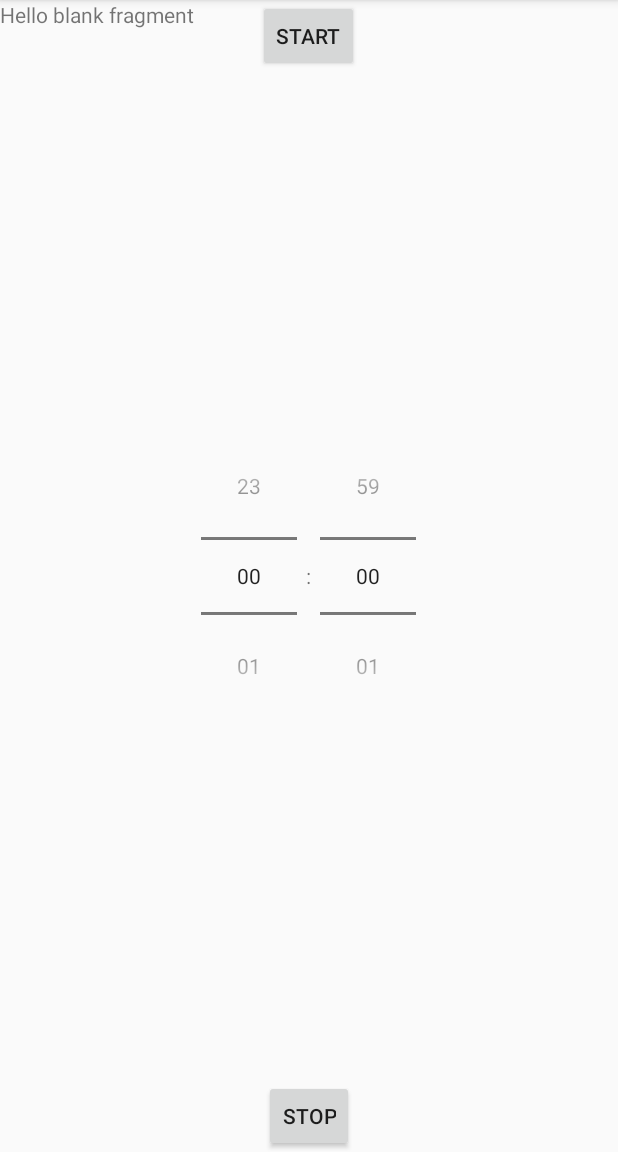
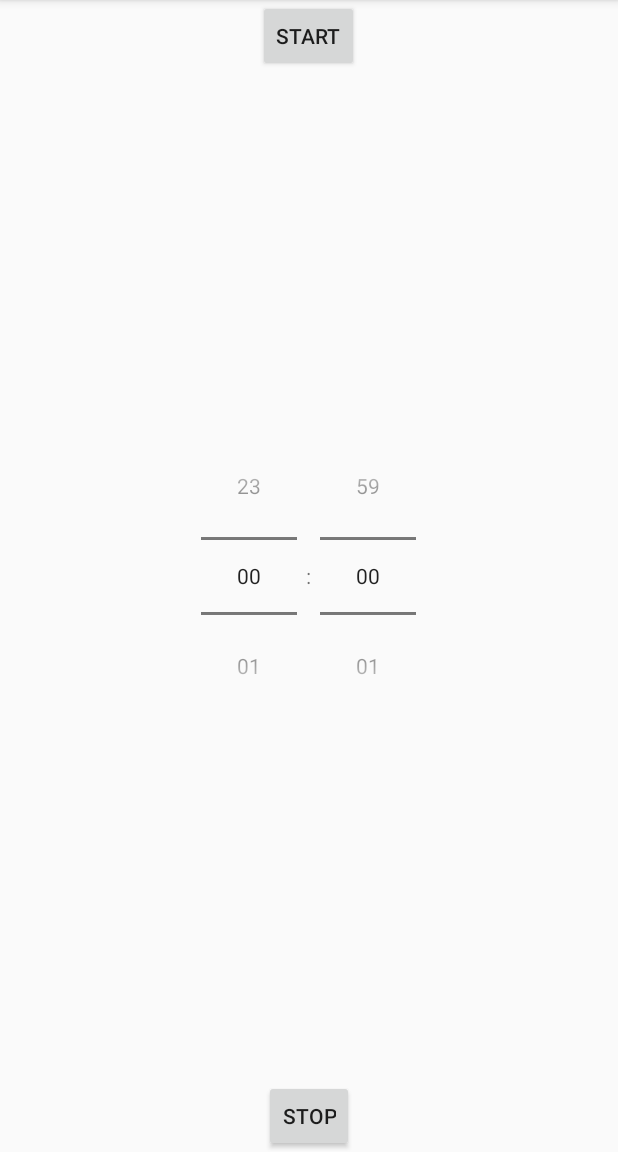
Before and after one commit to RishiBaijal/DHCS_project, an Android app: the fragment ZenFragment shown on its own in the app's theme, on a phone screen of 412 x 824 dp, the part 84-1236 px from its top. Run offline under Robolectric (Android 15) with nearby library versions, the phone set to English and light mode, and no system bars.

Commit message:
Final working app before "Tracked apps section"

```diff
--- a/Android/Focus/app/src/main/java/in/ac/iiitd/dhcs/focus/MainTabs/ProductivityFragment.java
+++ b/Android/Focus/app/src/main/java/in/ac/iiitd/dhcs/focus/MainTabs/ProductivityFragment.java
@@ -74,6 +74,7 @@ public class ProductivityFragment extends Fragment {
     @Override
     public void onCreate(Bundle savedInstanceState) {
         super.onCreate(savedInstanceState);
+        context = getActivity();
         if (getArguments() != null) {
             mParam1 = getArguments().getString(ARG_PARAM1);
             mParam2 = getArguments().getString(ARG_PARAM2);
--- a/Android/Focus/app/src/main/res/layout/fragment_zen.xml
+++ b/Android/Focus/app/src/main/res/layout/fragment_zen.xml
@@ -3,8 +3,7 @@
     android:layout_height="match_parent" tools:context="in.ac.iiitd.dhcs.focus.MainTabs.ZenFragment">
 
     <!-- TODO: Update blank fragment layout -->
-    <TextView android:layout_width="match_parent" android:layout_height="match_parent"
-        android:text="@string/hello_blank_fragment" />
+
 
     <Button
         style="?android:attr/buttonStyleSmall"
```
